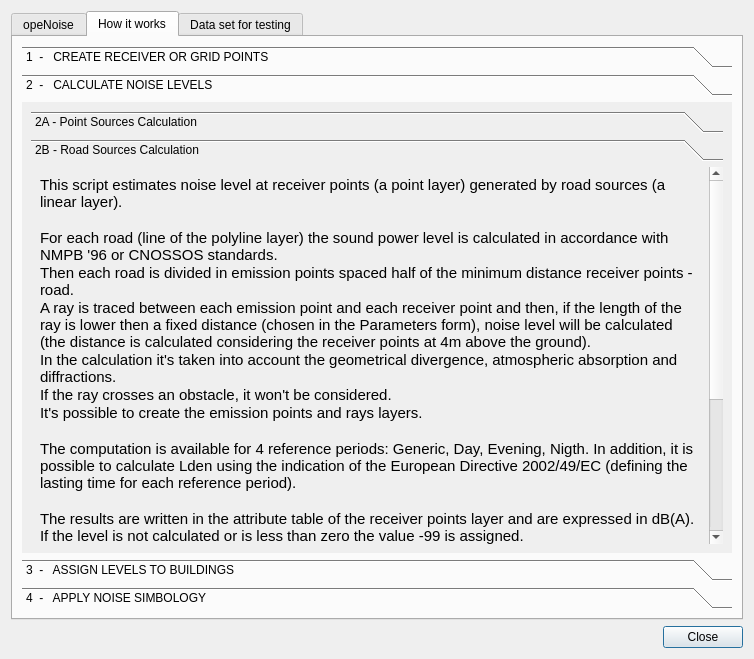
This is tools/ui_Informations.ui in pierluigiderosa/openoise as Qt 5 draws it before an edit. The edited form follows.
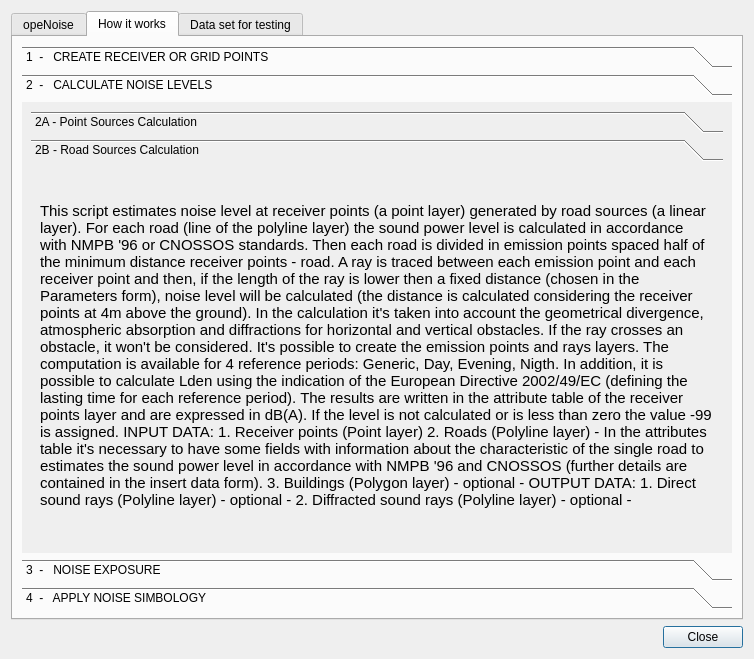
This is the edited form. The open tabs and pages were chosen to show the change.

Diff of the .ui file:
```diff
--- a/tools/ui_Informations.ui
+++ b/tools/ui_Informations.ui
@@ -123,8 +123,8 @@
            <rect>
             <x>0</x>
             <y>0</y>
-            <width>107</width>
-            <height>169</height>
+            <width>712</width>
+            <height>460</height>
            </rect>
           </property>
           <attribute name="label">
@@ -191,8 +191,8 @@
                <rect>
                 <x>0</x>
                 <y>0</y>
-                <width>123</width>
-                <height>3982</height>
+                <width>677</width>
+                <height>972</height>
                </rect>
               </property>
               <attribute name="label">
@@ -210,28 +210,7 @@
                   </font>
                  </property>
                  <property name="text">
-                  <string>This script estimates noise level at receiver points (a point layer) generated by road sources (a linear layer).
-
-For each road (line of the polyline layer) the sound power level is calculated in accordance with NMPB '96 or CNOSSOS standards. 
-Then each road is divided in emission points spaced half of the minimum distance receiver points - road. 
-A ray is traced between each emission point and each receiver point and then, if the length of the ray is lower then a fixed distance (chosen in the Parameters form), noise level will be calculated (the distance is calculated considering the receiver points at 4m above the ground). 
-In the calculation it's taken into account the geometrical divergence, atmospheric absorption and diffractions.
-If the ray crosses an obstacle, it won't be considered.
-It's possible to create the emission points and rays layers. 
-
-The computation is available for 4 reference periods: Generic, Day, Evening, Nigth. In addition, it is possible to calculate Lden using the indication of the European Directive 2002/49/EC (defining the lasting time for each reference period). 
-
-The results are written in the attribute table of the receiver points layer and are expressed in dB(A). If the level is not calculated or is less than zero the value -99 is assigned.
-
-
-INPUT DATA: 
-1. Receiver points (Point layer)
-2. Roads (Polyline layer) - In the attributes table it's necessary to have some fields with information about the characteristic of the single road to estimates the sound power level in accordance with NMPB '96 and CNOSSOS (further details are contained in the insert data form).
-3. Buildings (Polygon layer) - optional -
-
-OUTPUT DATA:
-1. Direct sound rays (Polyline layer) - optional -
-2. Diffracted sound rays (Polyline layer) - optional -</string>
+                  <string>&lt;html&gt;&lt;head/&gt;&lt;body&gt;&lt;p&gt;This script estimates noise level at receiver points (a point layer) generated by road sources (a linear layer).&lt;/p&gt;&lt;p&gt;&lt;br/&gt;&lt;/p&gt;&lt;p&gt;For each road (line of the polyline layer) the sound power level is calculated in accordance with NMPB '96 or CNOSSOS standards. &lt;/p&gt;&lt;p&gt;Then each road is divided in emission points spaced half of the minimum distance receiver points - road. &lt;/p&gt;&lt;p&gt;A ray is traced between each emission point and each receiver point and then, if the length of the ray is lower then a fixed distance (chosen in the Parameters form), noise level will be calculated (the distance is calculated considering the receiver points at 4m above the ground). &lt;/p&gt;&lt;p&gt;In the calculation it's taken into account the geometrical divergence, atmospheric absorption and diffractions for horizontal and vertical obstacles.&lt;/p&gt;&lt;p&gt;If the ray crosses an obstacle, it won't be considered.&lt;/p&gt;&lt;p&gt;It's possible to create the emission points and rays layers. &lt;/p&gt;&lt;p&gt;&lt;br/&gt;&lt;/p&gt;&lt;p&gt;The computation is available for 4 reference periods: Generic, Day, Evening, Nigth. In addition, it is possible to calculate Lden using the indication of the European Directive 2002/49/EC (defining the lasting time for each reference period). &lt;/p&gt;&lt;p&gt;&lt;br/&gt;&lt;/p&gt;&lt;p&gt;The results are written in the attribute table of the receiver points layer and are expressed in dB(A). If the level is not calculated or is less than zero the value -99 is assigned.&lt;/p&gt;&lt;p&gt;&lt;br/&gt;&lt;/p&gt;&lt;p&gt;&lt;br/&gt;&lt;/p&gt;&lt;p&gt;INPUT DATA: &lt;/p&gt;&lt;p&gt;1. Receiver points (Point layer)&lt;/p&gt;&lt;p&gt;2. Roads (Polyline layer) - In the attributes table it's necessary to have some fields with information about the characteristic of the single road to estimates the sound power level in accordance with NMPB '96 and CNOSSOS (further details are contained in the insert data form).&lt;/p&gt;&lt;p&gt;3. Buildings (Polygon layer) - optional -&lt;/p&gt;&lt;p&gt;&lt;br/&gt;&lt;/p&gt;&lt;p&gt;OUTPUT DATA:&lt;/p&gt;&lt;p&gt;1. Direct sound rays (Polyline layer) - optional -&lt;/p&gt;&lt;p&gt;2. Diffracted sound rays (Polyline layer) - optional -&lt;/p&gt;&lt;/body&gt;&lt;/html&gt;</string>
                  </property>
                  <property name="wordWrap">
                   <bool>true</bool>
@@ -257,7 +236,7 @@
            </rect>
           </property>
           <attribute name="label">
-           <string>3  -   ASSIGN LEVELS TO BUILDINGS</string>
+           <string>3  -   NOISE EXPOSURE</string>
           </attribute>
           <layout class="QVBoxLayout" name="verticalLayout_8">
            <item>
```
Left out of the diff: 55 changed lines with no effect on the pictures.
